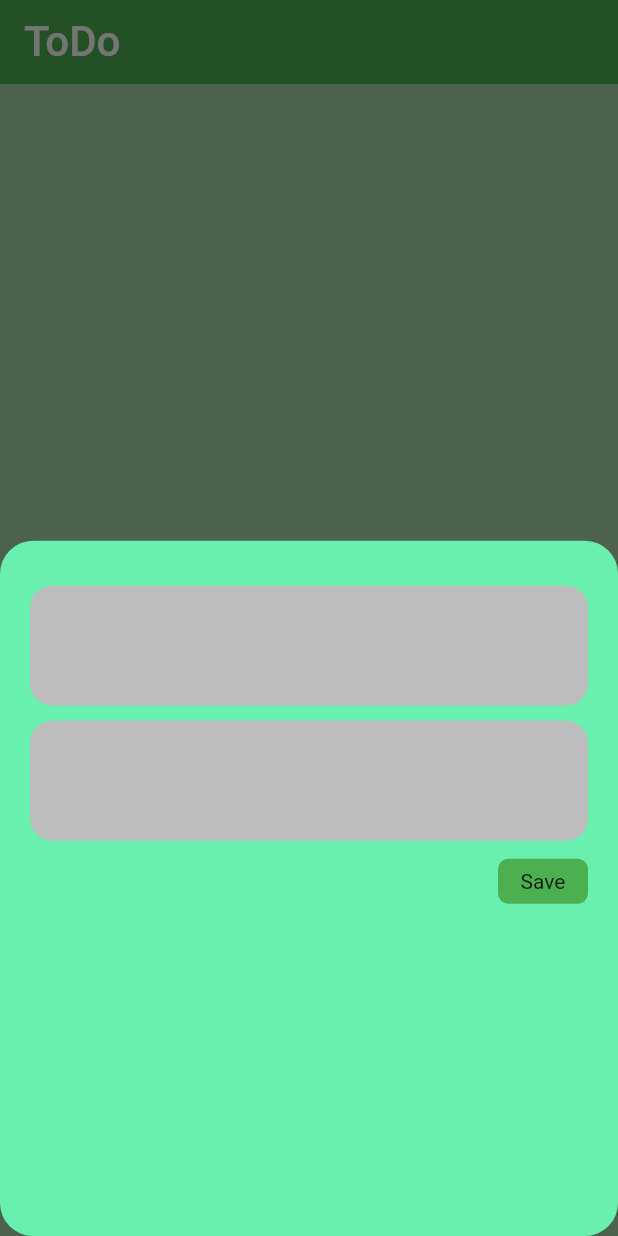
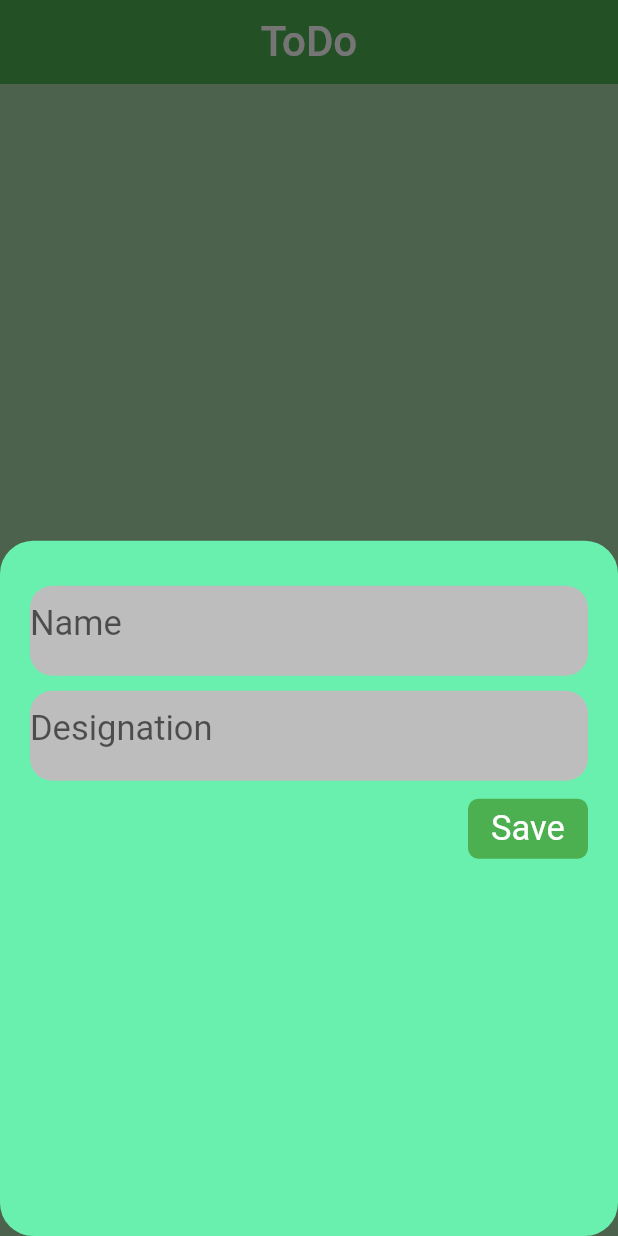
Before and after one commit to NibinBiju/todo_app_hive, a Flutter app: the screen it shows after launch, after a tap on the "add" icon, on a phone screen of 412 x 824 dp. Run offline on Flutter 3.47's test engine with Material 2 defaults, Android fonts, the light colour scheme and no system bars; our stand-ins replace hive, hive_flutter; accounts and stored records are empty; statements that could not run were skipped.

Commit message:
created a todo app

```diff
--- a/lib/views/home_page.dart
+++ b/lib/views/home_page.dart
@@ -52,6 +52,7 @@ class _HomeState extends State<Home> {
             fontSize: 28,
           ),
         ),
+        centerTitle: true,
       ),
       body: Padding(
         padding: const EdgeInsets.only(left: 15, right: 15),
@@ -115,16 +116,15 @@ class _HomeState extends State<Home> {
                   children: [
                     //textfield 1
                     Container(
-                      height: 80,
+                      height: 60,
                       decoration: BoxDecoration(
                           color: Colors.grey.shade400,
                           borderRadius: BorderRadius.circular(15)),
                       child: TextField(
-                        style: const TextStyle(fontSize: 32),
+                        style: const TextStyle(fontSize: 23),
                         controller: nameController,
                         decoration: const InputDecoration(
-                          border: InputBorder.none,
-                        ),
+                            border: InputBorder.none, hintText: 'Name'),
                       ),
                     ),
                     const SizedBox(
@@ -132,16 +132,15 @@ class _HomeState extends State<Home> {
                     ),
                     //textfield 2
                     Container(
-                      height: 80,
+                      height: 60,
                       decoration: BoxDecoration(
                           color: Colors.grey.shade400,
                           borderRadius: BorderRadius.circular(15)),
                       child: TextField(
-                        style: const TextStyle(fontSize: 32),
+                        style: const TextStyle(fontSize: 23),
                         controller: designationController,
                         decoration: const InputDecoration(
-                          border: InputBorder.none,
-                        ),
+                            border: InputBorder.none, hintText: 'Designation'),
                       ),
                     ),
                     const SizedBox(
@@ -157,13 +156,20 @@ class _HomeState extends State<Home> {
                         Navigator.of(context).pop();
                       },
                       child: Container(
-                        width: 60,
-                        height: 30,
+                        width: 80,
+                        height: 40,
                         decoration: BoxDecoration(
                           color: Colors.green,
                           borderRadius: BorderRadius.circular(7),
                         ),
-                        child: const Center(child: Text('Save')),
+                        child: const Center(
+                            child: Text(
+                          'Save',
+                          style: TextStyle(
+                            color: Colors.white,
+                            fontSize: 23,
+                          ),
+                        )),
                       ),
                     ),
                   ],
```
